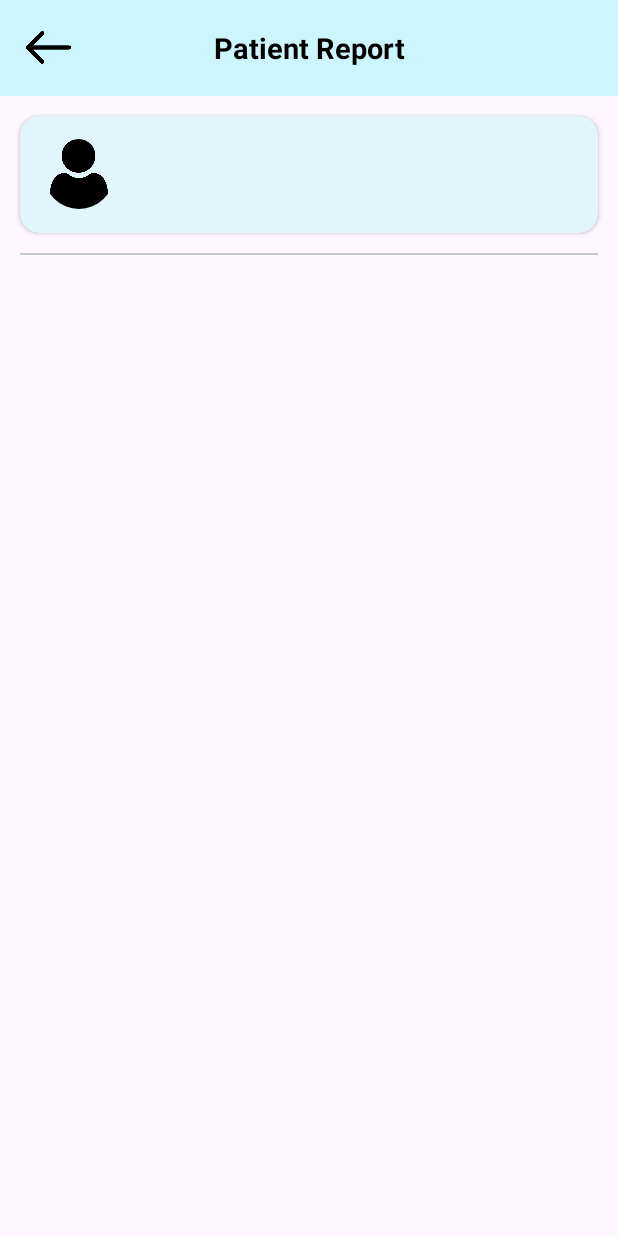
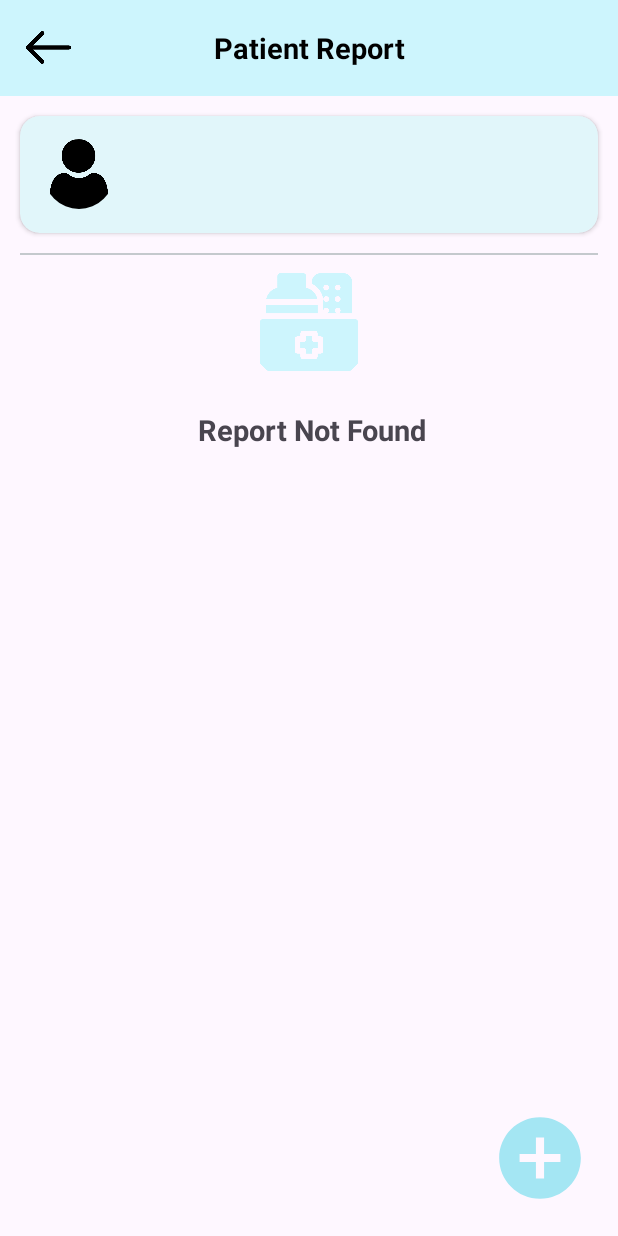
Before and after one commit to sanjaydangar22/Dr_MD_Medicine, an Android app: the PatientReportActivity screen opened directly, with no data from a screen before it, on a phone screen of 412 x 824 dp. Run offline under Robolectric (Android 15) with nearby library versions, the phone set to English and light mode, and no system bars; our stand-ins replace CircleImageView, Firebase (no records; nobody signed in at launch, a user with empty details on screens opened directly), sdp/ssp sizes; 1 statement that could not run was skipped.

Commit message:
commit 9

```diff
--- a/app/src/main/java/com/sdsoft/drmdmedicine/Admin_panel/fragment/PatientListFragment.kt
+++ b/app/src/main/java/com/sdsoft/drmdmedicine/Admin_panel/fragment/PatientListFragment.kt
@@ -8,7 +8,6 @@ import android.view.LayoutInflater
 import android.view.View
 import android.view.ViewGroup
 import android.widget.SearchView
-import androidx.recyclerview.widget.GridLayoutManager
 import androidx.recyclerview.widget.LinearLayoutManager
 import com.google.firebase.auth.FirebaseAuth
 import com.google.firebase.auth.ktx.auth
@@ -20,9 +19,7 @@ import com.google.firebase.database.ValueEventListener
 import com.google.firebase.ktx.Firebase
 import com.google.firebase.storage.FirebaseStorage
 import com.google.firebase.storage.StorageReference
-import com.sdsoft.drmdmedicine.Admin_panel.activity.AddMedicineActivity
 import com.sdsoft.drmdmedicine.Admin_panel.activity.AddPatientActivity
-import com.sdsoft.drmdmedicine.Admin_panel.activity.MedicineViewActivity
 import com.sdsoft.drmdmedicine.Admin_panel.activity.PatientDataViewActivity
 import com.sdsoft.drmdmedicine.Admin_panel.adapter_class.PatientListAdapter
 import com.sdsoft.drmdmedicine.Admin_panel.model_class.PatientModelClass
--- a/app/src/main/java/com/sdsoft/drmdmedicine/Admin_panel/report/PatientReportActivity.kt
+++ b/app/src/main/java/com/sdsoft/drmdmedicine/Admin_panel/report/PatientReportActivity.kt
@@ -4,7 +4,9 @@ import android.content.Intent
 import androidx.appcompat.app.AppCompatActivity
 import android.os.Bundle
 import android.util.Log
+import android.view.View
 import android.widget.Toast
+import androidx.recyclerview.widget.GridLayoutManager
 import com.bumptech.glide.Glide
 import com.google.firebase.auth.FirebaseAuth
 import com.google.firebase.auth.ktx.auth
@@ -16,7 +18,11 @@ import com.google.firebase.database.ValueEventListener
 import com.google.firebase.ktx.Firebase
 import com.google.firebase.storage.FirebaseStorage
 import com.google.firebase.storage.StorageReference
+import com.sdsoft.drmdmedicine.Admin_panel.activity.MedicineViewActivity
+import com.sdsoft.drmdmedicine.Admin_panel.adapter_class.MedicineListAdapter
+import com.sdsoft.drmdmedicine.Admin_panel.model_class.MedicineModelClass
 import com.sdsoft.drmdmedicine.Admin_panel.model_class.PatientModelClass
+import com.sdsoft.drmdmedicine.ProgressBarDialog
 import com.sdsoft.drmdmedicine.R
 import com.sdsoft.drmdmedicine.databinding.ActivityPatientDataViewBinding
 import com.sdsoft.drmdmedicine.databinding.ActivityPatientReportBinding
@@ -26,10 +32,17 @@ class PatientReportActivity : AppCompatActivity() {
     private lateinit var auth: FirebaseAuth
     private lateinit var mDbRef: DatabaseReference
     lateinit var storageReference: StorageReference
+
+    lateinit var adapter: ReportAdapter
+    var reportList = ArrayList<ReportModelClass>()
+
+    lateinit var progressBarDialog: ProgressBarDialog
     override fun onCreate(savedInstanceState: Bundle?) {
         super.onCreate(savedInstanceState)
         patientDataViewBinding = ActivityPatientReportBinding.inflate(layoutInflater)
         setContentView(patientDataViewBinding.root)
+        // Inflate the layout for this fragment
+        progressBarDialog = ProgressBarDialog(this)
 
         mDbRef = FirebaseDatabase.getInstance().reference
         // Initialize Firebase Auth
@@ -88,7 +101,49 @@ class PatientReportActivity : AppCompatActivity() {
 
             })
 
+//        medicine List adapter
+        adapter = ReportAdapter(this) {
 
+            var i = Intent(this, MedicineViewActivity::class.java)
+            i.putExtra("medicineUid", it.reportUid)
+          startActivity(i)
+        }
+        var manger = GridLayoutManager(this, 2)
+
+        patientDataViewBinding.rcvReportList.layoutManager = manger
+        patientDataViewBinding.rcvReportList.adapter = adapter
+
+        //progress dialog show
+        progressBarDialog.show()
+
+
+        //        medicine list show in recycler view
+        mDbRef.child("MedicineList")
+            .addValueEventListener(object : ValueEventListener {
+                override fun onDataChange(snapshot: DataSnapshot) {
+                    reportList.clear()
+                    for (i in snapshot.children) {
+                        var data = i.getValue(ReportModelClass::class.java)
+                        Log.e(
+                            "TAG",
+                            "onDataChange: " + data?.reportName
+                        )
+                        data?.let { it1 -> reportList.add(it1) }
+                    }
+
+                    if (reportList.isEmpty()) {
+                        patientDataViewBinding.linNoDataFound.visibility = View.VISIBLE
+                    } else if (reportList.isNotEmpty()) {
+                        patientDataViewBinding.linNoDataFound.visibility = View.GONE
+                    }
+                    adapter.updateList(reportList)
+                    progressBarDialog.dismiss()
+                }
+
+                override fun onCancelled(error: DatabaseError) {
+                }
+
+            })
 
     }
 }
--- /dev/null
+++ b/app/src/main/java/com/sdsoft/drmdmedicine/Admin_panel/report/ReportAdapter.kt
@@ -0,0 +1,53 @@
+package com.sdsoft.drmdmedicine.Admin_panel.report
+
+import android.content.Context
+import android.view.LayoutInflater
+import android.view.View
+import android.view.ViewGroup
+import android.widget.ImageView
+import android.widget.TextView
+import androidx.cardview.widget.CardView
+import androidx.recyclerview.widget.RecyclerView
+import com.bumptech.glide.Glide
+import com.sdsoft.drmdmedicine.Admin_panel.model_class.MedicineModelClass
+import com.sdsoft.drmdmedicine.Admin_panel.model_class.PatientModelClass
+import com.sdsoft.drmdmedicine.R
+
+class ReportAdapter(var context: Context, var itemClick: (ReportModelClass) -> Unit) :
+    RecyclerView.Adapter<ReportAdapter.MyViewHolder>() {
+
+    var reportList = ArrayList<ReportModelClass>()
+
+    class MyViewHolder(itemView: View) : RecyclerView.ViewHolder(itemView) {
+        var reportImage: ImageView = itemView.findViewById(R.id.imgMedicineImage)
+        var reportName: TextView = itemView.findViewById(R.id.txtMedicineName)
+        var cdreport: CardView = itemView.findViewById(R.id.cdMedicine)
+    }
+
+    override fun onCreateViewHolder(parent: ViewGroup, viewType: Int): MyViewHolder {
+        return MyViewHolder(
+            LayoutInflater.from(parent.context).inflate(R.layout.rcv_medicine_list, parent, false)
+        )
+    }
+
+    override fun getItemCount(): Int {
+        return reportList.size
+    }
+
+    override fun onBindViewHolder(holder: MyViewHolder, position: Int) {
+        holder.reportName.text = reportList[position].reportName
+
+        Glide.with(context).load(reportList[position].reportImage)
+            .placeholder(R.drawable.user_icon).into(holder.reportImage)
+
+        holder.cdreport.setOnClickListener {
+            itemClick.invoke(reportList[position])
+        }
+    }
+
+    fun updateList(patientList: ArrayList<ReportModelClass>) {
+        this.reportList = patientList
+        notifyDataSetChanged()
+    }
+
+}
--- a/app/src/main/res/layout/activity_patient_report.xml
+++ b/app/src/main/res/layout/activity_patient_report.xml
@@ -1,10 +1,9 @@
 <?xml version="1.0" encoding="utf-8"?>
-<LinearLayout xmlns:android="http://schemas.android.com/apk/res/android"
+<RelativeLayout xmlns:android="http://schemas.android.com/apk/res/android"
     xmlns:app="http://schemas.android.com/apk/res-auto"
     xmlns:tools="http://schemas.android.com/tools"
     android:layout_width="match_parent"
     android:layout_height="match_parent"
-    android:orientation="vertical"
     tools:context=".Admin_panel.report.PatientReportActivity">
 
     <androidx.appcompat.widget.Toolbar
@@ -32,8 +31,10 @@
     </androidx.appcompat.widget.Toolbar>
     <!--Patient Detail-->
     <androidx.cardview.widget.CardView
+        android:id="@+id/cdPatientDetail"
         android:layout_width="match_parent"
         android:layout_height="@dimen/_60sdp"
+        android:layout_below="@id/toolbar"
         android:layout_margin="@dimen/_10sdp"
         app:cardBackgroundColor="#E1F6FA"
         app:cardCornerRadius="@dimen/_10sdp">
@@ -145,8 +146,52 @@
     </androidx.cardview.widget.CardView>
 
     <View
+        android:id="@+id/view"
         android:layout_width="match_parent"
         android:layout_height="@dimen/_1sdp"
+        android:layout_below="@id/cdPatientDetail"
         android:layout_marginHorizontal="@dimen/_10sdp"
         android:background="#C4C9CD" />
-</LinearLayout>
+
+    <!--        no video found-->
+    <LinearLayout
+        android:id="@+id/linNoDataFound"
+        android:layout_width="match_parent"
+        android:layout_height="wrap_content"
+        android:layout_centerHorizontal="true"
+        android:gravity="center"
+        android:orientation="vertical"
+        android:visibility="gone">
+
+        <ImageView
+            android:layout_width="@dimen/_50sdp"
+            android:layout_height="@dimen/_50sdp"
+            android:layout_marginTop="@dimen/_140sdp"
+            app:tint="@color/sky_blue"
+            android:src="@drawable/medicine_icon" />
+
+        <TextView
+            android:layout_width="wrap_content"
+            android:layout_height="wrap_content"
+            android:layout_marginTop="@dimen/_20sdp"
+            android:text=" Report Not Found"
+            android:textSize="@dimen/_15ssp"
+            android:textStyle="bold" />
+    </LinearLayout>
+    <androidx.recyclerview.widget.RecyclerView
+        android:id="@+id/rcvReportList"
+        android:layout_width="match_parent"
+        android:layout_height="wrap_content"
+        android:layout_below="@id/view"
+        android:layout_centerHorizontal="true"
+        android:layout_marginHorizontal="@dimen/_5sdp" />
+
+    <ImageView
+        android:id="@+id/imgAddMedicine"
+        android:layout_width="@dimen/_50sdp"
+        android:layout_height="@dimen/_50sdp"
+        android:layout_alignParentEnd="true"
+        android:layout_alignParentBottom="true"
+        android:layout_margin="@dimen/_15sdp"
+        android:src="@drawable/ic_add_medicine" />
+</RelativeLayout>
```
Also changed, not shown: app/src/main/java/com/sdsoft/drmdmedicine/Admin_panel/report/ReportModelClass.kt (added, +19 -0 lines).
